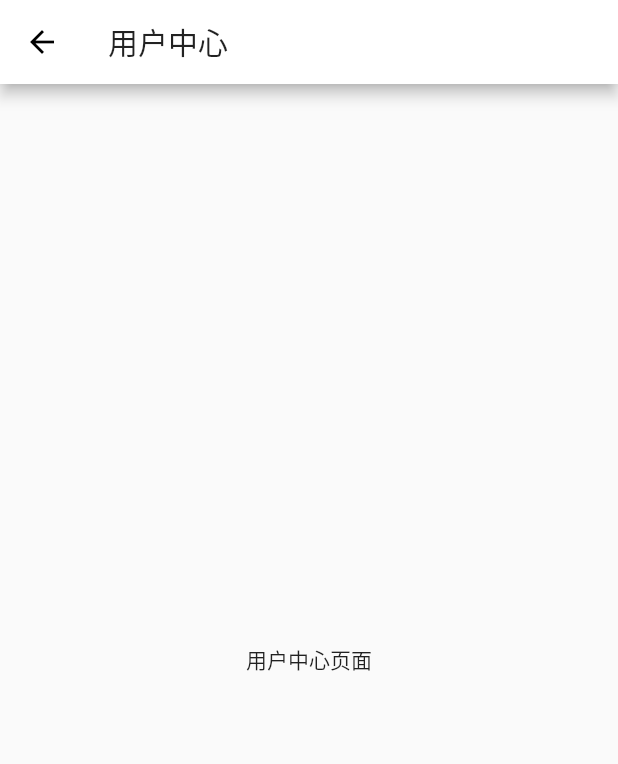
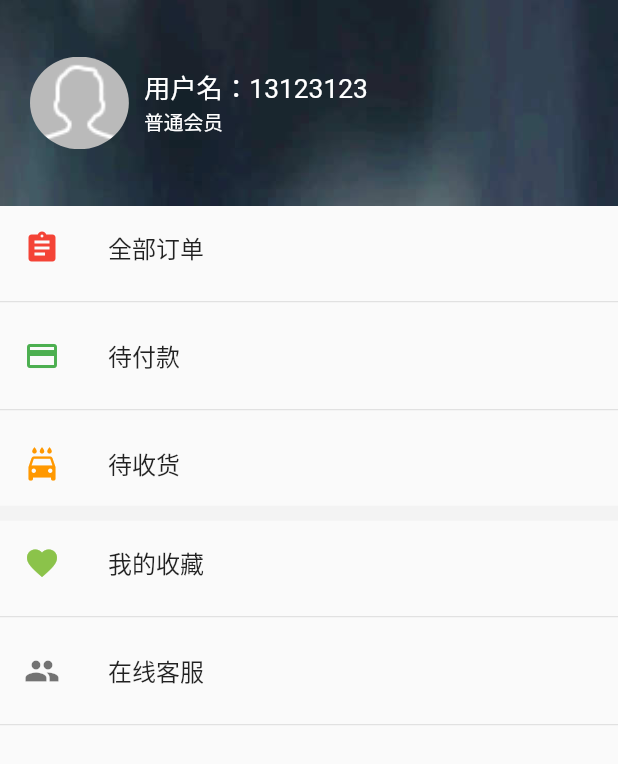
Before and after one commit to hjun1314/JDMall, a Flutter app: the UserPage screen opened directly, on a phone screen of 412 x 824 dp. Shown: the top 764 px of the screen. Run offline on Flutter 3.47's test engine with Material 2 defaults, Android fonts, the light colour scheme and no system bars; our stand-ins replace dio, flutter_screenutil, flutter_swiper, fluttertoast, shared_preferences, webview_flutter; missing offline and left inert: event_bus; accounts and stored records are empty; network calls fail.

Commit message:
用户中心页面布局

```diff
--- a/lib/pages/tabs/User.dart
+++ b/lib/pages/tabs/User.dart
@@ -1,5 +1,6 @@
 import 'package:flutter/material.dart';
-// import 'package:provider/provider.dart';
+import '../../tools/ScreenAdaper.dart';
+
 class UserPage extends StatefulWidget {
   UserPage({Key key}) : super(key: key);
 
@@ -8,16 +9,76 @@ class UserPage extends StatefulWidget {
 }
 
 class _UserPageState extends State<UserPage> {
-
   @override
   Widget build(BuildContext context) {
+    ScreenAdaper.init(context);
+    return Scaffold(
+      body: ListView(
+        children: [
+          Container(
+            height: ScreenAdaper.height(222),
+            width: double.infinity,
+            //背景图片
+            decoration: BoxDecoration(
 
-     return Scaffold(
-      appBar: AppBar(
-        title: Text("用户中心"),
-      ),
-      body: Center(
-        child: Text("用户中心页面"),
+                image: DecorationImage(
+                    image: AssetImage('images/user_bg.jpg'),
+                    fit: BoxFit.cover)),
+            child: Row(
+              children: [
+                Container(
+                  margin: EdgeInsets.fromLTRB(20, 0, 10, 0),
+                  child: ClipOval(
+                    child: Image.asset('images/user.png',
+                        fit: BoxFit.cover,
+                        width: ScreenAdaper.width(120),
+                        height: ScreenAdaper.height(100)),
+                  ),
+                ),
+               Expanded(
+                 flex: 1,
+                 child: Column(
+                   mainAxisAlignment: MainAxisAlignment.center,
+                   crossAxisAlignment: CrossAxisAlignment.start,
+                   children: [
+                     Text("用户名：13123123",style:TextStyle(color: Colors.white,fontSize: ScreenAdaper.size(32))),
+                     Text("普通会员",style:TextStyle(color: Colors.white,fontSize: ScreenAdaper.size(24))),
+
+                   ],
+                 ),
+               )
+              ],
+            ),
+          ),
+          ListTile(
+            leading: Icon(Icons.assignment,color: Colors.red),
+            title: Text("全部订单"),
+          ),
+           Divider(),
+        ListTile(
+          leading: Icon(Icons.payment, color: Colors.green),
+          title: Text("待付款"),
+        ),
+        Divider(),
+        ListTile(
+          leading: Icon(Icons.local_car_wash, color: Colors.orange),
+          title: Text("待收货"),
+        ),
+        Container(
+            width: double.infinity,
+            height: 10,
+            color: Color.fromRGBO(242, 242, 242, 0.9)),
+        ListTile(
+          leading: Icon(Icons.favorite, color: Colors.lightGreen),
+          title: Text("我的收藏"),
+        ),
+        Divider(),
+        ListTile(
+          leading: Icon(Icons.people, color: Colors.black54),
+          title: Text("在线客服"),
+        ),
+        Divider(),
+        ],
       ),
     );
   }
```
Also changed, not shown: pubspec.yaml (+7 -3 lines), images/2.0x/user.png (added), images/2.0x/user_bg.jpg (added), images/3.0x/user.png (added), images/3.0x/user_bg.jpg (added), images/user.png (added), images/user_bg.jpg (added).
